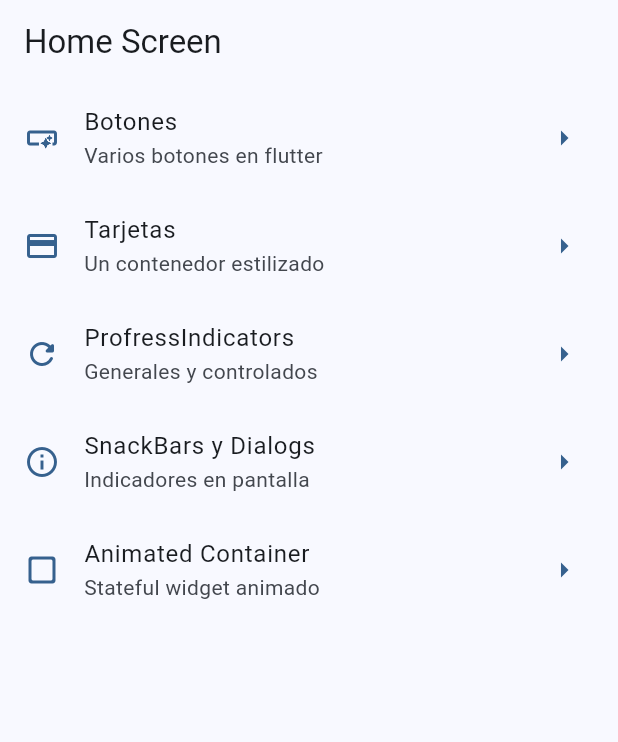
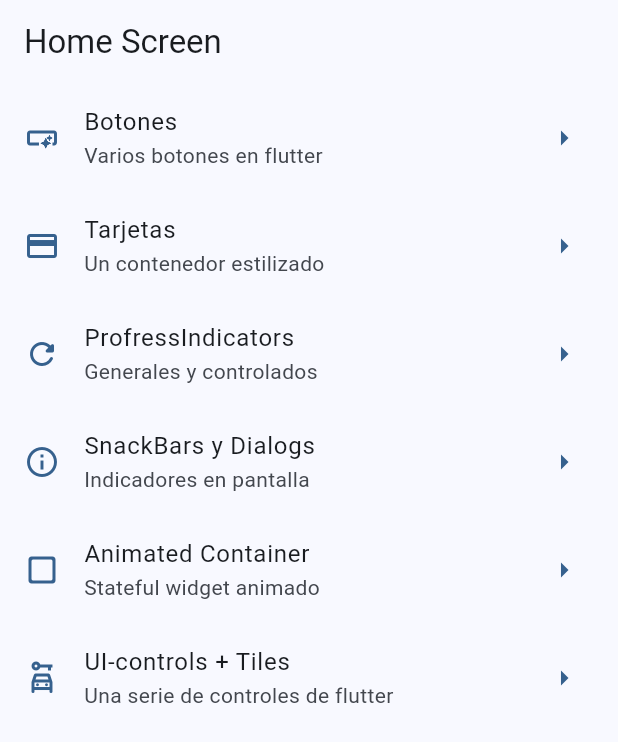
Before and after one commit to JulianRivers/widget_app, a Flutter app: the screen it shows after launch, on a phone screen of 412 x 824 dp. Shown: the top 742 px of the screen. Run offline on Flutter 3.47's test engine with Material 2 defaults, Android fonts, the phone set to English and light mode, and no system bars; our stand-ins replace go_router.

Commit message:
ui-controls avance

```diff
--- a/lib/config/router/app_router.dart
+++ b/lib/config/router/app_router.dart
@@ -36,5 +36,10 @@ final appRouter = GoRouter(
       name: AnimatedScreen.name,
       builder: (context, state) => const AnimatedScreen(),
     ),
+    GoRoute(
+      path: '/ui_controls',
+      name: UiControlsScreen.name,
+      builder: (context, state) => const UiControlsScreen(),
+    ),
   ],
 );
--- a/lib/menu/menu_item.dart
+++ b/lib/menu/menu_item.dart
@@ -39,4 +39,9 @@ const appMenuItems = <MenuItem>[
       subTitle: 'Stateful widget animado',
       link: '/animated',
       icon: Icons.check_box_outline_blank_rounded),
+  MenuItem(
+      title: 'UI-controls + Tiles',
+      subTitle: 'Una serie de controles de flutter',
+      link: '/ui-controls',
+      icon: Icons.car_rental_outlined),
 ];
--- a/lib/presentation/screens/animated/animated_scree.dart
+++ b/lib/presentation/screens/animated/animated_scree.dart
@@ -34,7 +34,7 @@ class _AnimatedScreenState extends State<AnimatedScreen> {
       ),
       body: Center(
           child: AnimatedContainer(
-        duration: const Duration(milliseconds: 1000),
+        duration: const Duration(milliseconds: 500),
         curve: Curves.elasticOut,
         width: width <= 0 ? 0 : width,
         height: height <= 0 ? 0 : height,
```
Also changed, not shown: lib/presentation/screens/ui_controls_screen/ui_controls_screen.dart (+31 -2 lines).
